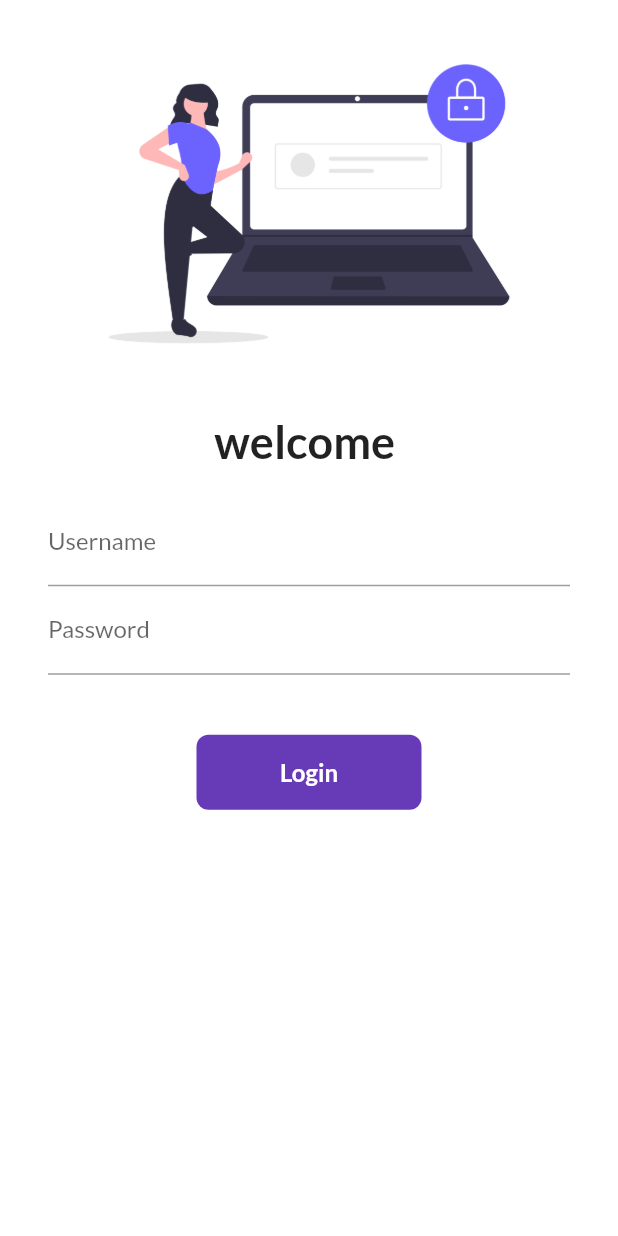
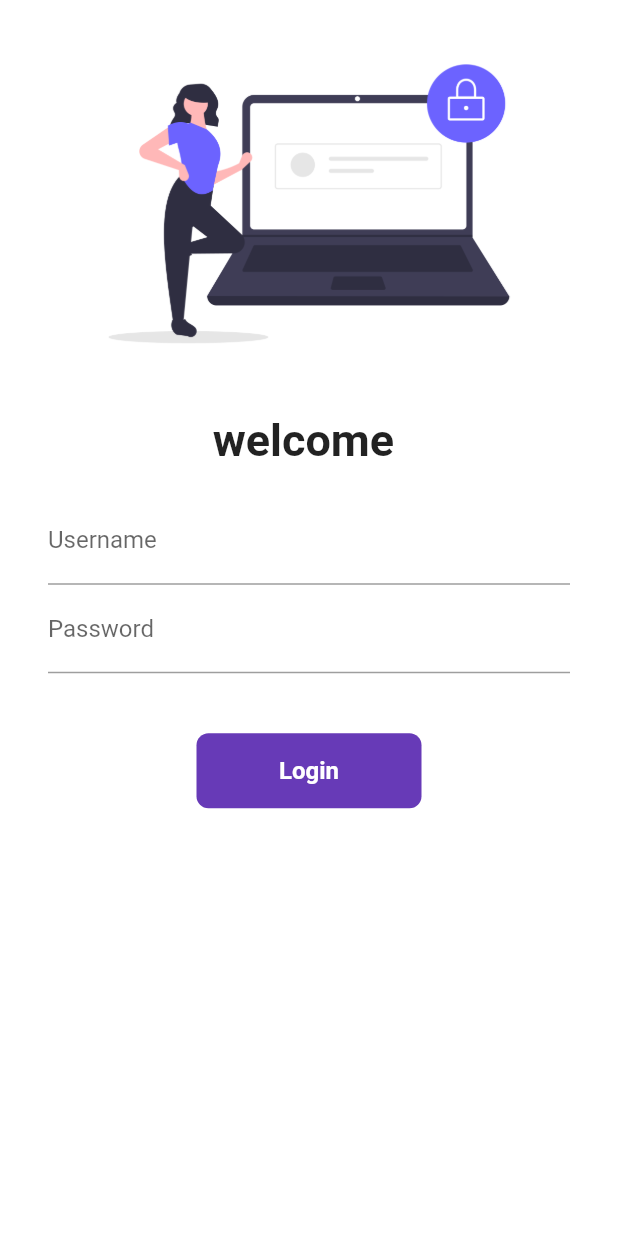
Before and after one commit to vishwanathgugwad/new_flutter, a Flutter app: the screen it shows after launch, on a phone screen of 412 x 824 dp. Run offline on Flutter 3.47's test engine with Material 2 defaults, Android fonts, the phone set to English and light mode, and no system bars; our stand-ins replace google_fonts.

Commit message:
Themes extracted

```diff
--- a/lib/main.dart
+++ b/lib/main.dart
@@ -1,6 +1,7 @@
 import 'package:flutter/cupertino.dart';
 import 'package:flutter/material.dart';
 import 'package:flutter_catalog/utils/routes.dart';
+import 'package:flutter_catalog/widgets/themes.dart';
 import 'package:google_fonts/google_fonts.dart';
 import 'pages/home_page.dart';
 import 'pages/login_page.dart';
@@ -14,14 +15,10 @@ class MyApp extends StatelessWidget {
 
   @override
   Widget build(BuildContext context) {
-
     return MaterialApp(
-      themeMode: ThemeMode.light,
-      theme: ThemeData(
-        primarySwatch: Colors.deepPurple,
-       fontFamily: GoogleFonts.lato().fontFamily,
-
-      ),
+        themeMode: ThemeMode.light,
+        theme: MyTheme.lightTheme(context),
+      darkTheme:MyTheme.darkTheme(context),
 
       routes: {
       "/": (context)=> LoginPage(),
--- a/lib/pages/home_page.dart
+++ b/lib/pages/home_page.dart
@@ -11,8 +11,10 @@ class HomePage extends StatelessWidget {
   Widget build(BuildContext context) {
     int days = 10;
     return Scaffold(
+
       appBar: AppBar(
-        title: Text("catalog app"),
+        title: Text("catalog app")
+
       ),
       drawer: MyDrawer(),
       body: Center(
```
